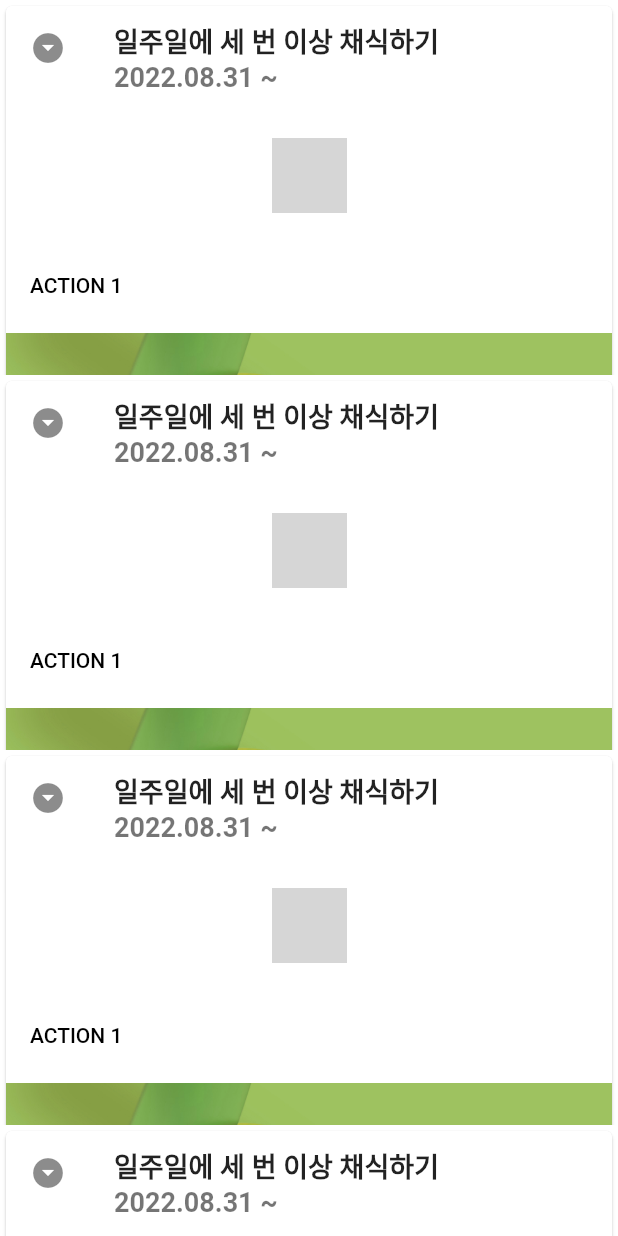
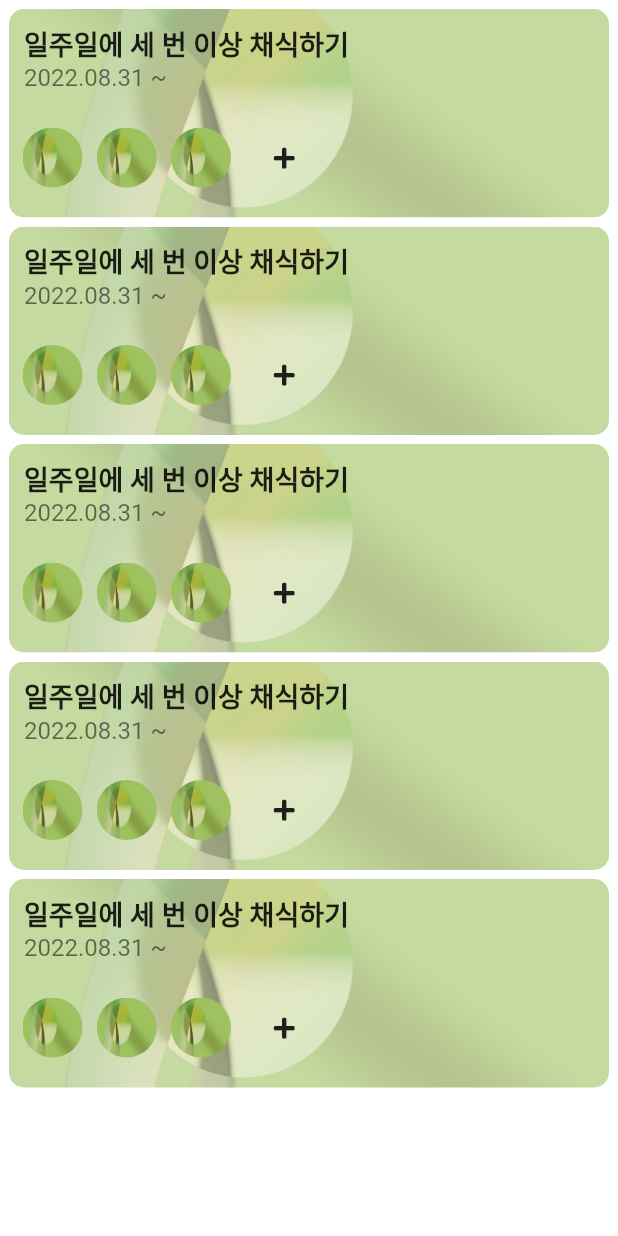
Before and after one commit to HeewonP825/KBbank_GreenusClient, a Flutter app: the IngMission screen opened directly, on a phone screen of 412 x 824 dp. Run offline on Flutter 3.47's test engine with Material 2 defaults, Android fonts, the light colour scheme and no system bars; our stand-ins replace dio, flutter_native_splash, flutter_svg, font_awesome_flutter, google_fonts; grey boxes are pictures that could not be loaded.

Commit message:
IngMission / FinishMission Page success & have to add floating button in the bottom of IngMission page

```diff
--- a/lib/models/ingMissionData.dart
+++ b/lib/models/ingMissionData.dart
@@ -1,40 +1,61 @@
 class IngMissionData {
 
   final String missionName;
-  final String image;
+  final String backgroundImage;
   final String startDate;
+  final String profileImage1;
+  final String profileImage2;
+  final String profileImage3;
 
   IngMissionData({
     required this.missionName,
-    required this.image,
+    required this.backgroundImage,
     required this.startDate,
+    required this.profileImage1,
+    required this.profileImage2,
+    required this.profileImage3,
   });
 }
 
   List<IngMissionData> ingMissionData = [
     IngMissionData(
       missionName: '일주일에 세 번 이상 채식하기',
-      image: "assets/images/banner1.jpg",
+      backgroundImage: "assets/images/banner1.jpg",
       startDate: '2022.08.31',
+      profileImage1: "assets/images/banner1.jpg",
+      profileImage2: "assets/images/banner1.jpg",
+      profileImage3: "assets/images/banner1.jpg",
     ),
     IngMissionData(
       missionName: '일주일에 세 번 이상 채식하기',
-      image: "assets/images/banner1.jpg",
+      backgroundImage: "assets/images/banner1.jpg",
       startDate: '2022.08.31',
+      profileImage1: "assets/images/banner1.jpg",
+      profileImage2: "assets/images/banner1.jpg",
+      profileImage3: "assets/images/banner1.jpg",
     ),
     IngMissionData(
       missionName: '일주일에 세 번 이상 채식하기',
-      image: "assets/images/banner1.jpg",
+      backgroundImage: "assets/images/banner1.jpg",
       startDate: '2022.08.31',
+      profileImage1: "assets/images/banner1.jpg",
+      profileImage2: "assets/images/banner1.jpg",
+      profileImage3: "assets/images/banner1.jpg",
     ),
     IngMissionData(
       missionName: '일주일에 세 번 이상 채식하기',
-      image: "assets/images/banner1.jpg",
+      backgroundImage: "assets/images/banner1.jpg",
       startDate: '2022.08.31',
+      profileImage1: "assets/images/banner1.jpg",
+      profileImage2: "assets/images/banner1.jpg",
+      profileImage3: "assets/images/banner1.jpg",
     ),
     IngMissionData(
       missionName: '일주일에 세 번 이상 채식하기',
-      image: "assets/images/banner1.jpg",
+      backgroundImage: "assets/images/banner1.jpg",
       startDate: '2022.08.31',
+      profileImage1: "assets/images/banner1.jpg",
+      profileImage2: "assets/images/banner1.jpg",
+      profileImage3: "assets/images/banner1.jpg",
     ),
   ];
--- a/lib/screens/challengeList/components/eachIngMission.dart
+++ b/lib/screens/challengeList/components/eachIngMission.dart
@@ -2,6 +2,7 @@ import 'package:flutter/cupertino.dart';
 import 'package:flutter/material.dart';
 import '../../../../models/ingMissionData.dart';
 import '../../../../theme.dart';
+import 'package:font_awesome_flutter/font_awesome_flutter.dart';
 
 class EachIngMission extends StatelessWidget {
 
@@ -12,49 +13,130 @@ class EachIngMission extends StatelessWidget {
   @override
   Widget build(BuildContext context) {
     return Scaffold(
-      body: ListView(
-        children: [
-          Card(
-            clipBehavior: Clip.antiAlias,
-            child: Column(
-              children: [
+      body: Stack(
+        children: <Widget>[
+          Container(
+            // width: 400,
+            // height: 230,
+            margin: EdgeInsets.fromLTRB(6, 6, 6, 0),
+            decoration: new BoxDecoration(
+              borderRadius: BorderRadius.circular(10.0),
+              image: new DecorationImage(
+                colorFilter: ColorFilter.mode(
+                  Colors.white.withOpacity(0.6), BlendMode.dstATop),
+                fit: BoxFit.cover,
+                image: new AssetImage(
+                    ingMissionData?.backgroundImage ?? ''
+                ),
+              ),
+            ),
+          ),
+          // Card(
+          //   clipBehavior: Clip.antiAlias,
+          //   color: Color(0xffffff),
+
+            Column(
+              children: <Widget>[
+                Container(
+                  width: 5,
+                  height: 5,
+                  //margin: EdgeInsets.fromLTRB(15, 0, 15, 10),
+                  decoration: BoxDecoration(
+                    borderRadius: BorderRadius.circular(10.0),
+                  ),
+                  //padding: const EdgeInsets.all(15.0),
+                ),
+
                 ListTile(
-                  leading: Icon(Icons.arrow_drop_down_circle),
+                  //leading: Icon(Icons.arrow_drop_down_circle),
                   title: Text(
                     ingMissionData?.missionName ?? '',
                     style: textTheme().headline1,
                   ),
                   subtitle: Text(
                     '${ingMissionData?.startDate ?? ''} ~',
-                    style: textTheme().headline1,
+                    style: textTheme().subtitle1,
                   ),
                 ),
-                Padding(
-                  padding: const EdgeInsets.all(16.0),
-                  child: Image.network(
-                    ingMissionData?.image ?? '',
-                    width: 50,
-                    height: 50,
-                    fit: BoxFit.cover,
-                  ),
-                ),
-                ButtonBar(
-                  alignment: MainAxisAlignment.start,
+                Row(
+                  mainAxisAlignment: MainAxisAlignment.start,
                   children: [
-                    FlatButton(
-                      onPressed: () {
-                        // Perform some action
-                      },
-                      child: const Text('ACTION 1'),
+                    Container(
+                        margin: const EdgeInsets.fromLTRB(15, 0, 6, 10),
+                        padding: const EdgeInsets.all(20.0),
+                        decoration: BoxDecoration(
+                          shape: BoxShape.circle,
+                          image: new DecorationImage(
+                            fit: BoxFit.fill,
+                            image: new AssetImage(
+                              ingMissionData?.profileImage1 ?? ''
+                            ),
+                          ),
+                        ),
+                      ),
+                    Container(
+                      margin: const EdgeInsets.fromLTRB(3.5, 0, 6, 10),
+                      padding: const EdgeInsets.all(20.0),
+                      decoration: BoxDecoration(
+                        shape: BoxShape.circle,
+                        image: new DecorationImage(
+                          fit: BoxFit.fill,
+                          image: new AssetImage(
+                              ingMissionData?.profileImage2 ?? ''
+                          ),
+                        ),
+                      ),
+                    ),
+                    Container(
+                      margin: const EdgeInsets.fromLTRB(3.5, 0, 4, 10),
+                      padding: const EdgeInsets.all(20.0),
+                      decoration: BoxDecoration(
+                        shape: BoxShape.circle,
+                        image: new DecorationImage(
+                          fit: BoxFit.fill,
+                          image: new AssetImage(
+                              ingMissionData?.profileImage3 ?? ''
+                          ),
+                        ),
+                      ),
+                    ),
+                    Container(
+                      margin: const EdgeInsets.fromLTRB(3.5, 0, 6, 10),
+                      padding: const EdgeInsets.all(20.0),
+                      child: Icon(
+                        FontAwesomeIcons.plus,
+                        size: 16,
+                      ),
                     ),
                   ],
                 ),
-                Image.asset('assets/images/banner1.jpg'),
+                // ButtonBar(
+                //   alignment: MainAxisAlignment.start,
+                //   children: [
+                //     FlatButton(
+                //       onPressed: () {
+                //         // Perform some action
+                //       },
+                //       child: const Text('ACTION 1'),
+                //     ),
+                //   ],
+                // ),
+                // Container(
+                //   decoration: new BoxDecoration(
+                //     borderRadius: BorderRadius.circular(10.0),
+                //     image: new DecorationImage(
+                //       fit: BoxFit.fill,
+                //       image: new AssetImage(
+                //           ingMissionData?.image ?? ''
+                //       ),
+                //     ),
+                //   ),
+                // ),
               ],
             ),
-          )
+          // ),
         ],
-        physics: const NeverScrollableScrollPhysics(),
+        //physics: const NeverScrollableScrollPhysics(),
       ),
     );
   }
--- a/lib/screens/challengeList/components/ingMission.dart
+++ b/lib/screens/challengeList/components/ingMission.dart
@@ -7,17 +7,11 @@ import '../../../../theme.dart';
 
 class IngMission extends StatelessWidget {
 
-  // final IngMissionData? ingMissionData;
-  //
-  // const IngMission({Key? key, this.ingMissionData}) : super(key: key);
-
-  // EachIngMission({this.ingMissionData});
-
   @override
   Widget build(BuildContext context) {
     return Scaffold(
         body: ListView(
-          prototypeItem: SizedBox(height: 250),
+          prototypeItem: SizedBox(height: 145),
           children: List.generate(
             ingMissionData.length,
               (index) {
```
Also changed, not shown: lib/models/finishMissionData.dart (added, +61 -0 lines), lib/screens/challengeList/components/eachFinishMission.dart (added, +119 -0 lines), lib/screens/challengeList/components/finishMission.dart (+18 -1 lines).
